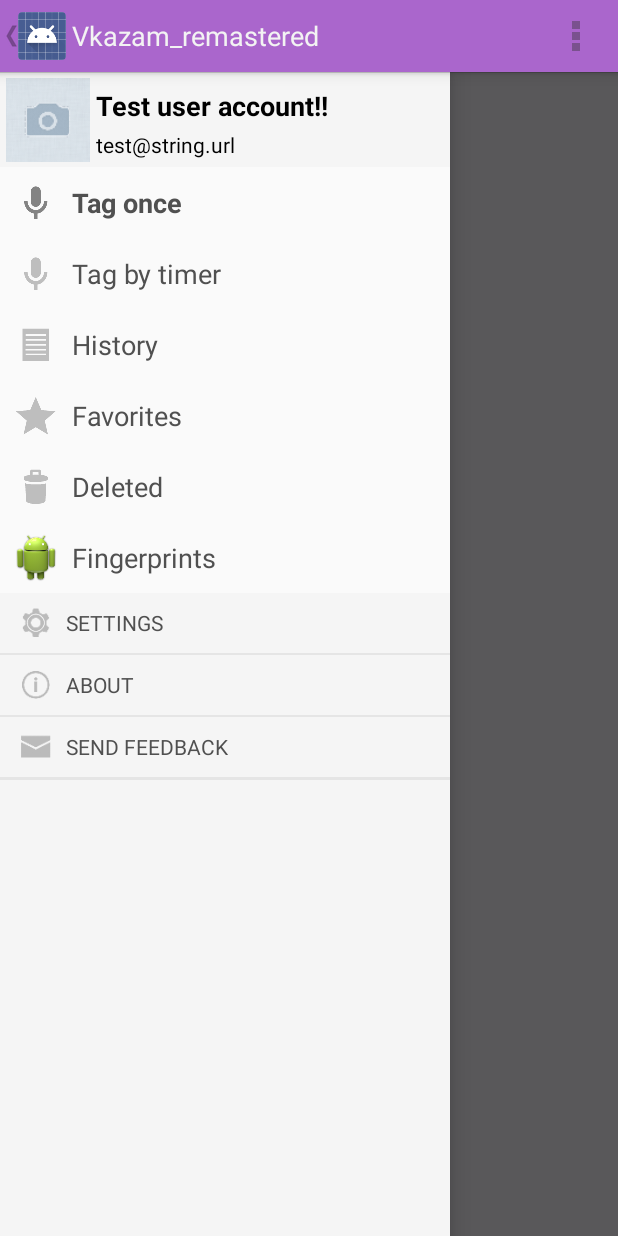
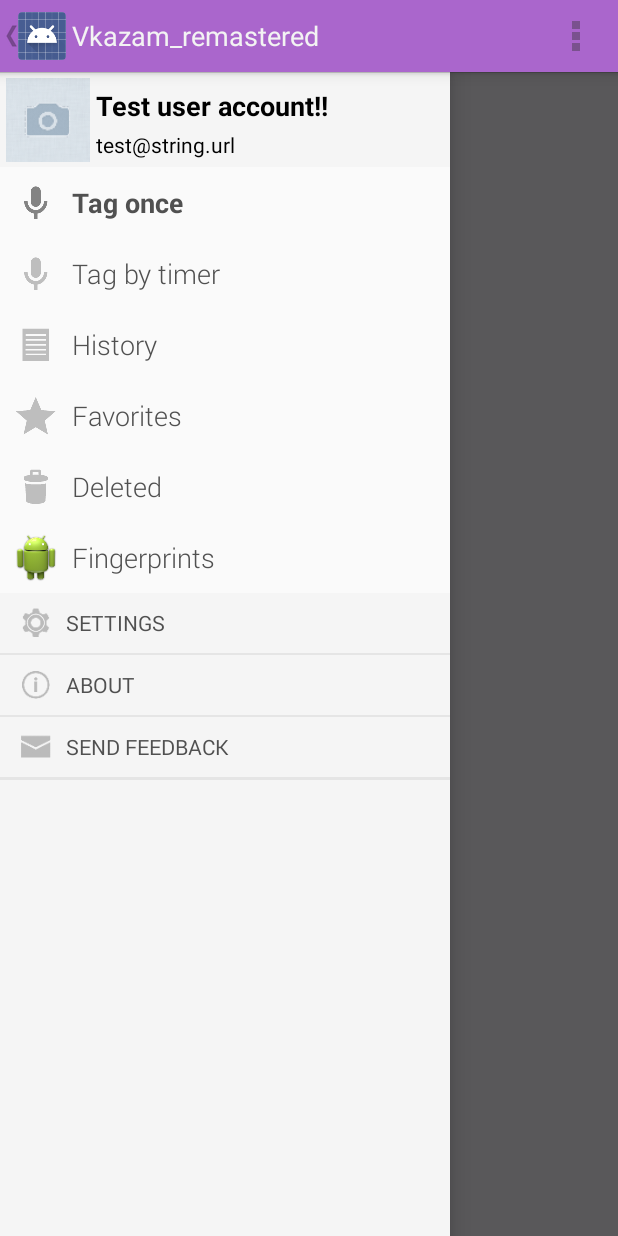
Before and after one commit to SpitsinStafichuk/Vkazam_remastered, an Android app: the screen it shows after launch (DrawerActivity), on a phone screen of 412 x 824 dp. Run offline under Robolectric (Android 15) with nearby library versions, the phone set to English and light mode, and no system bars; 2 statements that could not run were skipped.

Commit message:
- added three fonts: Roboto-Light.ttf, Roboto-Bold.ttf, Roboto-Regular.ttf - added support of any custom fonts

```diff
--- a/app/src/main/java/com/SpitsinStafichuk/vkazam_remastered/Constants.java
+++ b/app/src/main/java/com/SpitsinStafichuk/vkazam_remastered/Constants.java
@@ -23,4 +23,10 @@ package com.SpitsinStafichuk.vkazam_remastered;
  */
 public class Constants {
     public static final int NO_ID = -1;
+    public static final String ASSETS_FONTS_DIR = "fonts/";
+
+    //***FONTS NAMES***
+    public static final String ROBOTO_BOLD = "Roboto-Bold.ttf";
+    public static final String ROBOTO_REGULAR = "Roboto-Regular.ttf";
+    public static final String ROBOTO_LIGHT = "Roboto-Light.ttf";
 }
--- a/app/src/main/java/com/SpitsinStafichuk/vkazam_remastered/NavigationDrawerFragment.java
+++ b/app/src/main/java/com/SpitsinStafichuk/vkazam_remastered/NavigationDrawerFragment.java
@@ -117,16 +117,16 @@ public class NavigationDrawerFragment extends Fragment {
     public View onCreateView(LayoutInflater inflater, ViewGroup container,
             Bundle savedInstanceState) {
         List<VkazamDrawerAdapterElement> elements = new ArrayList<VkazamDrawerAdapterElement>();
-        elements.add(new DrawerProfileElement.Builder().setIconRes(R.drawable.ic_vk_account_default).setTitleString("Test user account!!").setSummaryString("test@string.url").build());
-        elements.add(new DrawerPrimaryElement.Builder().setIconRes(R.drawable.ic_navigation_tag).setTitleRes(R.string.TAG_ONCE_PAGE).build());
-        elements.add(new DrawerPrimaryElement.Builder().setIconRes(R.drawable.ic_navigation_tag).setTitleRes(R.string.TAG_BY_TIMER_PAGE).build());
-        elements.add(new DrawerPrimaryElement.Builder().setIconRes(R.drawable.ic_navigation_history).setTitleRes(R.string.HISTORY_PAGE).build());
-        elements.add(new DrawerPrimaryElement.Builder().setIconRes(R.drawable.ic_navigation_favorites).setTitleRes(R.string.FAVORITES_PAGE).build());
-        elements.add(new DrawerPrimaryElement.Builder().setIconRes(R.drawable.ic_navigation_trash).setTitleRes(R.string.DELETED_PAGE).build());
-        elements.add(new DrawerPrimaryElement.Builder().setIconRes(R.drawable.ic_launcher).setTitleRes(R.string.FINGERPRINTS_PAGE).build());
-        elements.add(new DrawerSecondaryElement.Builder().setIconRes(R.drawable.ic_navigation_settings).setTitleRes(R.string.SETTINGS_PAGE).build());
-        elements.add(new DrawerSecondaryElement.Builder().setIconRes(R.drawable.ic_navigation_about).setTitleRes(R.string.ABOUT_PAGE).build());
-        elements.add(new DrawerSecondaryElement.Builder().setIconRes(R.drawable.ic_navigation_send_feedback).setTitleRes(R.string.SEND_FEEDBACK_PAGE).build());
+        elements.add(new DrawerProfileElement.Builder(getActivity()).setIconRes(R.drawable.ic_vk_account_default).setTitleString("Test user account!!").setSummaryString("test@string.url").build());
+        elements.add(new DrawerPrimaryElement.Builder(getActivity()).setIconRes(R.drawable.ic_navigation_tag).setTitleRes(R.string.TAG_ONCE_PAGE).build());
+        elements.add(new DrawerPrimaryElement.Builder(getActivity()).setIconRes(R.drawable.ic_navigation_tag).setTitleRes(R.string.TAG_BY_TIMER_PAGE).build());
+        elements.add(new DrawerPrimaryElement.Builder(getActivity()).setIconRes(R.drawable.ic_navigation_history).setTitleRes(R.string.HISTORY_PAGE).build());
+        elements.add(new DrawerPrimaryElement.Builder(getActivity()).setIconRes(R.drawable.ic_navigation_favorites).setTitleRes(R.string.FAVORITES_PAGE).build());
+        elements.add(new DrawerPrimaryElement.Builder(getActivity()).setIconRes(R.drawable.ic_navigation_trash).setTitleRes(R.string.DELETED_PAGE).build());
+        elements.add(new DrawerPrimaryElement.Builder(getActivity()).setIconRes(R.drawable.ic_launcher).setTitleRes(R.string.FINGERPRINTS_PAGE).build());
+        elements.add(new DrawerSecondaryElement.Builder(getActivity()).setIconRes(R.drawable.ic_navigation_settings).setTitleRes(R.string.SETTINGS_PAGE).build());
+        elements.add(new DrawerSecondaryElement.Builder(getActivity()).setIconRes(R.drawable.ic_navigation_about).setTitleRes(R.string.ABOUT_PAGE).build());
+        elements.add(new DrawerSecondaryElement.Builder(getActivity()).setIconRes(R.drawable.ic_navigation_send_feedback).setTitleRes(R.string.SEND_FEEDBACK_PAGE).build());
         mDrawerAdapter = new VkazamDrawerAdapter(getActivity(), elements);
 
         mDrawerListView = (ListView) inflater.inflate(
--- a/app/src/main/java/com/SpitsinStafichuk/vkazam_remastered/adapters/VkazamDrawerAdapter.java
+++ b/app/src/main/java/com/SpitsinStafichuk/vkazam_remastered/adapters/VkazamDrawerAdapter.java
@@ -93,7 +93,7 @@ public class VkazamDrawerAdapter extends BindBaseAdapter {
                 holder.icon.setImageBitmap(element.getIconBitmap());
             }
 
-            element.setIconSelected(holder.icon, mSelectedItemPosition == position);
+            element.setIconSelected(mContext, holder.icon, mSelectedItemPosition == position);
         }
 
         if (holder.title != null) {
@@ -103,7 +103,7 @@ public class VkazamDrawerAdapter extends BindBaseAdapter {
                 holder.title.setText(element.getTitleString());
             }
 
-            element.setTitleSelected(holder.title, mSelectedItemPosition == position);
+            element.setTitleSelected(mContext, holder.title, mSelectedItemPosition == position);
         }
 
         if (holder.summary != null) {
@@ -113,7 +113,7 @@ public class VkazamDrawerAdapter extends BindBaseAdapter {
                 holder.summary.setText(element.getSummaryString());
             }
 
-            element.setSummarySelected(holder.summary, mSelectedItemPosition == position);
+            element.setSummarySelected(mContext, holder.summary, mSelectedItemPosition == position);
         }
     }
 
--- a/app/src/main/java/com/SpitsinStafichuk/vkazam_remastered/adapters/components/DrawerPrimaryElement.java
+++ b/app/src/main/java/com/SpitsinStafichuk/vkazam_remastered/adapters/components/DrawerPrimaryElement.java
@@ -15,6 +15,7 @@
  *******************************************************************************/
 package com.SpitsinStafichuk.vkazam_remastered.adapters.components;
 
+import android.content.Context;
 import android.graphics.Typeface;
 import android.widget.ImageView;
 import android.widget.TextView;
@@ -32,8 +33,13 @@ import com.SpitsinStafichuk.vkazam_remastered.R;
 @SuppressWarnings("unused")
 public class DrawerPrimaryElement extends SimpleDrawerAdapterElement{
 
+    private Typeface selectedTypeface;
+    private Typeface defaultTypeface;
+
     private DrawerPrimaryElement(Builder builder) {
         super(builder);
+        selectedTypeface = Typeface.createFromAsset(mContext.getAssets(), Constants.ASSETS_FONTS_DIR + Constants.ROBOTO_BOLD);
+        defaultTypeface = Typeface.createFromAsset(mContext.getAssets(), Constants.ASSETS_FONTS_DIR + Constants.ROBOTO_LIGHT);
     }
 
     @Override
@@ -62,25 +68,29 @@ public class DrawerPrimaryElement extends SimpleDrawerAdapterElement{
     }
 
     @Override
-    public void setIconSelected(ImageView v, boolean selected) {
+    public void setIconSelected(Context context, ImageView v, boolean selected) {
         v.setSelected(selected);
     }
 
     @Override
-    public void setTitleSelected(TextView v, boolean selected) {
+    public void setTitleSelected(Context context, TextView v, boolean selected) {
         if (selected) {
-            v.setTypeface(null, Typeface.BOLD);
+            v.setTypeface(selectedTypeface);
         } else {
-            v.setTypeface(null, Typeface.NORMAL);
+            v.setTypeface(defaultTypeface);
         }
     }
 
     @Override
-    public void setSummarySelected(TextView v, boolean selected) {
+    public void setSummarySelected(Context context, TextView v, boolean selected) {
         //nothing because there is no summary
     }
 
     public static class Builder extends SimpleDrawerAdapterElement.Builder {
+
+        public Builder(Context context) {
+            super(context);
+        }
 
         @Override
         public SimpleDrawerAdapterElement build() {
--- a/app/src/main/java/com/SpitsinStafichuk/vkazam_remastered/adapters/components/DrawerProfileElement.java
+++ b/app/src/main/java/com/SpitsinStafichuk/vkazam_remastered/adapters/components/DrawerProfileElement.java
@@ -15,6 +15,7 @@
  *******************************************************************************/
 package com.SpitsinStafichuk.vkazam_remastered.adapters.components;
 
+import android.content.Context;
 import android.graphics.Typeface;
 import android.widget.ImageView;
 import android.widget.TextView;
@@ -62,25 +63,25 @@ public class DrawerProfileElement extends SimpleDrawerAdapterElement{
     }
 
     @Override
-    public void setIconSelected(ImageView v, boolean selected) {
+    public void setIconSelected(Context context, ImageView v, boolean selected) {
         v.setSelected(selected);
     }
 
     @Override
-    public void setTitleSelected(TextView v, boolean selected) {
+    public void setTitleSelected(Context context, TextView v, boolean selected) {
         //nothing
     }
 
     @Override
-    public void setSummarySelected(TextView v, boolean selected) {
-        if (selected) {
-            v.setTypeface(null, Typeface.BOLD);
-        } else {
-            v.setTypeface(null, Typeface.NORMAL);
-        }
+    public void setSummarySelected(Context context, TextView v, boolean selected) {
+        //nothing
     }
 
     public static class Builder extends SimpleDrawerAdapterElement.Builder {
+
+        public Builder(Context context) {
+            super(context);
+        }
 
         @Override
         public SimpleDrawerAdapterElement build() {
--- a/app/src/main/java/com/SpitsinStafichuk/vkazam_remastered/adapters/components/DrawerSecondaryElement.java
+++ b/app/src/main/java/com/SpitsinStafichuk/vkazam_remastered/adapters/components/DrawerSecondaryElement.java
@@ -15,6 +15,7 @@
  *******************************************************************************/
 package com.SpitsinStafichuk.vkazam_remastered.adapters.components;
 
+import android.content.Context;
 import android.graphics.Typeface;
 import android.widget.ImageView;
 import android.widget.TextView;
@@ -32,8 +33,13 @@ import com.SpitsinStafichuk.vkazam_remastered.R;
 @SuppressWarnings("unused")
 public class DrawerSecondaryElement extends SimpleDrawerAdapterElement{
 
+    private Typeface selectedTypeface;
+    private Typeface defaultTypeface;
+
     private DrawerSecondaryElement(Builder builder) {
         super(builder);
+        selectedTypeface = Typeface.createFromAsset(mContext.getAssets(), Constants.ASSETS_FONTS_DIR + Constants.ROBOTO_BOLD);
+        defaultTypeface = Typeface.createFromAsset(mContext.getAssets(), Constants.ASSETS_FONTS_DIR + Constants.ROBOTO_REGULAR);
     }
 
     @Override
@@ -62,25 +68,29 @@ public class DrawerSecondaryElement extends SimpleDrawerAdapterElement{
     }
 
     @Override
-    public void setIconSelected(ImageView v, boolean selected) {
+    public void setIconSelected(Context context, ImageView v, boolean selected) {
         v.setSelected(selected);
     }
 
     @Override
-    public void setTitleSelected(TextView v, boolean selected) {
+    public void setTitleSelected(Context context, TextView v, boolean selected) {
         if (selected) {
-            v.setTypeface(null, Typeface.BOLD);
+            v.setTypeface(selectedTypeface);
         } else {
-            v.setTypeface(null, Typeface.NORMAL);
+            v.setTypeface(defaultTypeface);
         }
     }
 
     @Override
-    public void setSummarySelected(TextView v, boolean selected) {
+    public void setSummarySelected(Context context, TextView v, boolean selected) {
         //nothing because there is no summary
     }
 
     public static class Builder extends SimpleDrawerAdapterElement.Builder {
+
+        public Builder(Context context) {
+            super(context);
+        }
 
         @Override
         public SimpleDrawerAdapterElement build() {
--- a/app/src/main/java/com/SpitsinStafichuk/vkazam_remastered/adapters/components/SimpleDrawerAdapterElement.java
+++ b/app/src/main/java/com/SpitsinStafichuk/vkazam_remastered/adapters/components/SimpleDrawerAdapterElement.java
@@ -15,6 +15,7 @@
  *******************************************************************************/
 package com.SpitsinStafichuk.vkazam_remastered.adapters.components;
 
+import android.content.Context;
 import android.graphics.Bitmap;
 import android.graphics.drawable.Drawable;
 
@@ -34,6 +35,8 @@ import com.SpitsinStafichuk.vkazam_remastered.Constants;
 @SuppressWarnings("unused")
 public abstract class SimpleDrawerAdapterElement implements VkazamDrawerAdapterElement{
 
+    protected Context mContext;
+
     private int iconRes;
     private Drawable iconDrawable;
     private Bitmap iconBitmap;
@@ -43,6 +46,7 @@ public abstract class SimpleDrawerAdapterElement implements VkazamDrawerAdapterE
     private String summaryString;
 
     protected SimpleDrawerAdapterElement(Builder builder) {
+        this.mContext = builder.context;
         this.iconRes = builder.iconRes;
         this.iconDrawable = builder.iconDrawable;
         this.iconBitmap = builder.iconBitmap;
@@ -96,6 +100,7 @@ public abstract class SimpleDrawerAdapterElement implements VkazamDrawerAdapterE
      * @since 2014-07-25
      */
     public abstract static class Builder {
+        private Context context;
         private int iconRes = Constants.NO_ID;
         private Drawable iconDrawable;
         private Bitmap iconBitmap;
@@ -103,6 +108,10 @@ public abstract class SimpleDrawerAdapterElement implements VkazamDrawerAdapterE
         private String titleString;
         private int summaryRes = Constants.NO_ID;
         private String summaryString;
+
+        public Builder(Context context) {
+            this.context = context;
+        }
 
         @SuppressWarnings("unused")
         public Builder setIconRes(int iconRes) {
--- a/app/src/main/java/com/SpitsinStafichuk/vkazam_remastered/adapters/components/VkazamDrawerAdapterElement.java
+++ b/app/src/main/java/com/SpitsinStafichuk/vkazam_remastered/adapters/components/VkazamDrawerAdapterElement.java
@@ -15,6 +15,7 @@
  *******************************************************************************/
 package com.SpitsinStafichuk.vkazam_remastered.adapters.components;
 
+import android.content.Context;
 import android.graphics.Bitmap;
 import android.graphics.drawable.Drawable;
 import android.widget.ImageView;
@@ -137,30 +138,33 @@ public interface VkazamDrawerAdapterElement {
      * Each type of drawer item must implement this method to provide it own
      * selection style.
      *
+     * @param context
      * @param v view of icon
      * @param selected selected state (true - selected, false - not)
      */
-    void setIconSelected(ImageView v, boolean selected);
+    void setIconSelected(Context context, ImageView v, boolean selected);
 
     /**
      * Calls when some external adapter wants to highlight its item or select this.
      * Each type of drawer item must implement this method to provide it own
      * selection style.
      *
+     * @param context
      * @param v view of title
      * @param selected selected state (true - selected, false - not)
      */
-    void setTitleSelected(TextView v, boolean selected);
+    void setTitleSelected(Context context, TextView v, boolean selected);
 
     /**
      * Calls when some external adapter wants to highlight its item or select this.
      * Each type of drawer item must implement this method to provide it own
      * selection style.
      *
+     * @param context
      * @param v view of summary
      * @param selected selected state (true - selected, false - not)
      */
-    void setSummarySelected(TextView v, boolean selected);
+    void setSummarySelected(Context context, TextView v, boolean selected);
 
     /**
      * Common holder for all subclasses, that used by
--- /dev/null
+++ b/app/src/main/java/com/SpitsinStafichuk/vkazam_remastered/view/CustomFontTextView.java
@@ -0,0 +1,60 @@
+/*******************************************************************************
+ * Copyright 2014 SpitsinStafichuk
+ *
+ * Licensed under the Apache License, Version 2.0 (the "License");
+ * you may not use this file except in compliance with the License.
+ * You may obtain a copy of the License at
+ *
+ * http://www.apache.org/licenses/LICENSE-2.0
+ *
+ * Unless required by applicable law or agreed to in writing, software
+ * distributed under the License is distributed on an "AS IS" BASIS,
+ * WITHOUT WARRANTIES OR CONDITIONS OF ANY KIND, either express or implied.
+ * See the License for the specific language governing permissions and
+ * limitations under the License.
+ *******************************************************************************/
+package com.SpitsinStafichuk.vkazam_remastered.view;
+
+import android.content.Context;
+import android.content.res.TypedArray;
+import android.graphics.Typeface;
+import android.util.AttributeSet;
+import android.widget.TextView;
+
+import com.SpitsinStafichuk.vkazam_remastered.Constants;
+import com.SpitsinStafichuk.vkazam_remastered.R;
+
+/**
+ * @author Michael Spitsin
+ * @since 2014-07-29
+ */
+public class CustomFontTextView extends TextView{
+
+    public CustomFontTextView(Context context) {
+        super(context);
+        init(null);
+    }
+
+    public CustomFontTextView(Context context, AttributeSet attrs) {
+        super(context, attrs);
+        init(attrs);
+    }
+
+    public CustomFontTextView(Context context, AttributeSet attrs, int defStyle) {
+        super(context, attrs, defStyle);
+        init(attrs);
+    }
+
+    private void init(AttributeSet attrs) {
+        if (attrs != null) {
+            TypedArray a = getContext().obtainStyledAttributes(attrs, R.styleable.CustomFontTextView);
+            String fontName = a.getString(R.styleable.CustomFontTextView_fontName);
+
+            if (fontName != null) {
+                Typeface typeface = Typeface.createFromAsset(getContext().getAssets(), Constants.ASSETS_FONTS_DIR + fontName);
+                setTypeface(typeface);
+            }
+            a.recycle();
+        }
+    }
+}
--- a/app/src/main/res/layout/drawer_item_primary.xml
+++ b/app/src/main/res/layout/drawer_item_primary.xml
@@ -13,12 +13,14 @@
         android:layout_height="48dp"
         android:padding="8dp"/>
 
-    <TextView
+    <com.SpitsinStafichuk.vkazam_remastered.view.CustomFontTextView
+        xmlns:fonts="http://schemas.android.com/apk/res-auto"
         android:id="@+id/title"
         android:layout_width="match_parent"
         android:layout_height="wrap_content"
         android:layout_gravity="center"
         android:text="@string/FAVORITES_PAGE"
+        fonts:fontName="Roboto-Light.ttf"
         style="@style/DrawerTextPrimary"/>
 
 </LinearLayout>
--- /dev/null
+++ b/app/src/main/res/values/attrs.xml
@@ -0,0 +1,6 @@
+<?xml version="1.0" encoding="utf-8"?>
+<resources>
+    <declare-styleable name="CustomFontTextView">
+        <attr name="fontName" format="string"/>
+    </declare-styleable>
+</resources>
```
Also changed, not shown: app/src/main/assets/fonts/Roboto-Bold.ttf (added), app/src/main/assets/fonts/Roboto-Light.ttf (added), app/src/main/assets/fonts/Roboto-Regular.ttf (added).
